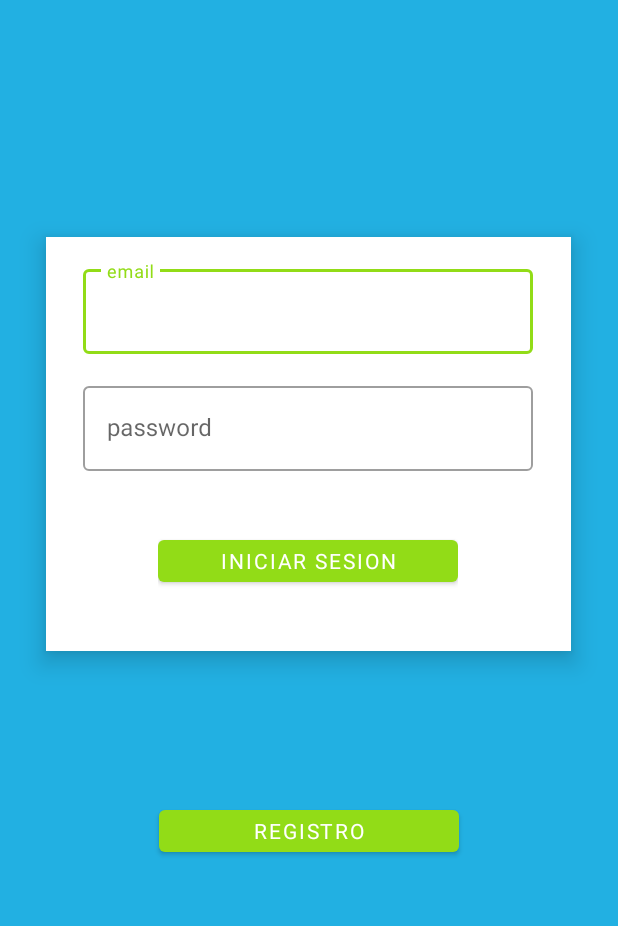
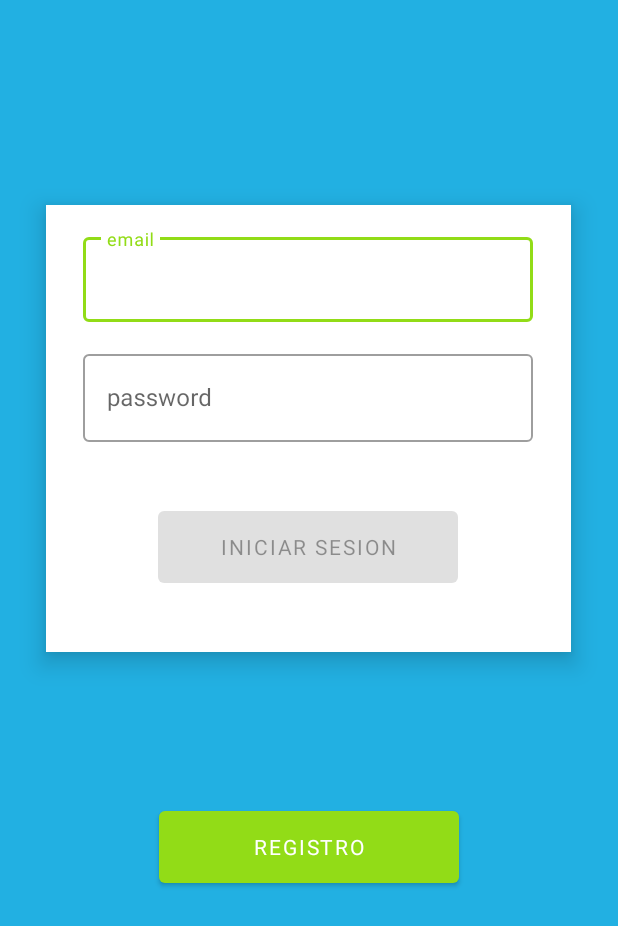
Before and after one commit to Jonathanxl1/EcoRecicla, an Android app: the LoginView screen opened directly, with no data from a screen before it, on a phone screen of 412 x 824 dp. Shown: the top 926 px of the screen. Run offline under Robolectric (Android 15) with nearby library versions, the phone set to English and light mode, and no system bars; Roboto replaces fonts that are not available here.

Commit message:
Added validate login user, validate data to register user, redesign size to buttons and added textWatchers to app.

```diff
--- a/app/src/main/java/com/example/ecorecicla/Views/LoginView.java
+++ b/app/src/main/java/com/example/ecorecicla/Views/LoginView.java
@@ -4,9 +4,15 @@ import androidx.appcompat.app.AppCompatActivity;
 
 import android.content.Intent;
 import android.os.Bundle;
+import android.text.Editable;
+import android.text.TextWatcher;
 import android.view.View;
 import android.widget.Button;
+import android.widget.EditText;
+import android.widget.Toast;
 
+import com.example.ecorecicla.Controllers.DataAdministrator;
+import com.example.ecorecicla.Models.UsuarioModel;
 import com.example.ecorecicla.R;
 
 public class LoginView extends AppCompatActivity {
@@ -14,22 +20,36 @@ public class LoginView extends AppCompatActivity {
     private Button btnLogin ;
     private Button btnRegistro;
 
-    @Override
+    private EditText emailText, passwordText;
+    private String email,password;
+
+
+    private DataAdministrator dataAdministrator;
+    private UsuarioModel usuarioModel;
+
     protected void onCreate(Bundle savedInstanceState) {
         super.onCreate(savedInstanceState);
         setContentView(R.layout.activity_login_view);
-        btnLogin = findViewById(R.id.btnLogin);
-        btnRegistro = findViewById(R.id.registroUsers);
+        init();
+        getData();
+
 
 
         btnLogin.setOnClickListener(new View.OnClickListener() {
             @Override
             public void onClick(View v) {
-                Intent mainPage = new Intent(getBaseContext(), MainView.class);
-                startActivity(mainPage);
+                Boolean validateLogin = dataAdministrator.validateLoginUser(email,password);
+                if(validateLogin){
+                    Intent mainPage = new Intent(getBaseContext(), MainView.class);
+                    startActivity(mainPage);
+                    finish();
+                }else{
+                    Toast.makeText(getApplicationContext(),"Invalid Session, check user and/or password",Toast.LENGTH_LONG).show();
+                }
+
+
             }
         });
-
         btnRegistro.setOnClickListener(new View.OnClickListener() {
             @Override
             public void onClick(View v) {
@@ -38,4 +58,64 @@ public class LoginView extends AppCompatActivity {
             }
         });
     }
+
+    public void init(){
+        emailText = findViewById(R.id.emailUser);
+        passwordText = findViewById(R.id.passwordUser);
+        btnLogin = findViewById(R.id.btnLogin);
+        btnRegistro = findViewById(R.id.registroUsers);
+        dataAdministrator = new DataAdministrator(usuarioModel,getApplicationContext());
+        validateBtn();
+    }
+
+    public void getData(){
+
+
+        emailText.addTextChangedListener(new TextWatcher() {
+            @Override
+            public void beforeTextChanged(CharSequence s, int start, int count, int after) {
+
+            }
+
+            @Override
+            public void onTextChanged(CharSequence s, int start, int before, int count) {
+                email = emailText.getText().toString();
+                validateBtn();
+            }
+
+            @Override
+            public void afterTextChanged(Editable s) {
+
+            }
+        });
+
+        passwordText.addTextChangedListener(new TextWatcher() {
+            @Override
+            public void beforeTextChanged(CharSequence s, int start, int count, int after) {
+
+            }
+
+            @Override
+            public void onTextChanged(CharSequence s, int start, int before, int count) {
+                password = passwordText.getText().toString();
+                validateBtn();
+            }
+
+            @Override
+            public void afterTextChanged(Editable s) {
+
+            }
+        });
+
+    }
+
+    public void validateBtn(){
+        if(email == null || password == null || email.isEmpty() || password.isEmpty()){
+            btnLogin.setEnabled(false);
+        }else{
+            btnLogin.setEnabled(true);
+        }
+    }
+
+
 }
--- a/app/src/main/res/layout/activity_login_view.xml
+++ b/app/src/main/res/layout/activity_login_view.xml
@@ -36,6 +36,7 @@
                 <com.google.android.material.textfield.TextInputEditText
                     android:layout_width="match_parent"
                     android:layout_height="wrap_content"
+                    android:id="@+id/emailUser"
                     />
 
             </com.google.android.material.textfield.TextInputLayout>
@@ -50,6 +51,9 @@
                     android:layout_width="match_parent"
                     android:layout_height="wrap_content"
                     android:inputType="textPassword"
+                    android:id="@+id/passwordUser"
+                    android:drawableRight="@drawable/arrow_back"
+
                     />
 
             </com.google.android.material.textfield.TextInputLayout>
@@ -63,7 +67,7 @@
                 <Button
                     android:id="@+id/btnLogin"
                     android:layout_width="200dp"
-                    android:layout_height="40dp"
+                    android:layout_height="60dp"
                     android:text="@string/login"
                     >
 
@@ -80,7 +84,7 @@
             <Button
                 android:id="@+id/registroUsers"
                 android:layout_width="200dp"
-                android:layout_height="40dp"
+                android:layout_height="60dp"
                 android:text="@string/registroUsuario"
                 />
 
--- a/app/src/main/res/layout/activity_register_view.xml
+++ b/app/src/main/res/layout/activity_register_view.xml
@@ -101,7 +101,7 @@
                 <Button
                     android:id="@+id/btnRegistarUsuarios"
                     android:layout_width="200dp"
-                    android:layout_height="40dp"
+                    android:layout_height="60dp"
                     android:text="@string/registroUsuario"
                     >
 
```
Also changed, not shown: app/src/main/java/com/example/ecorecicla/Controllers/DataAdministrator.java (+26 -1 lines).
